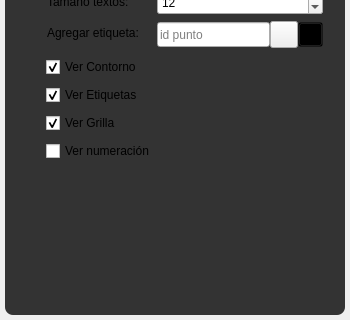
Old version of the form app/ui/widget_result_menu_animation.ui in the repository edwinar13/MPM-UN; both pictures show x 0 to 350 and y 621 to 941 of the 350 by 941 pixel window.
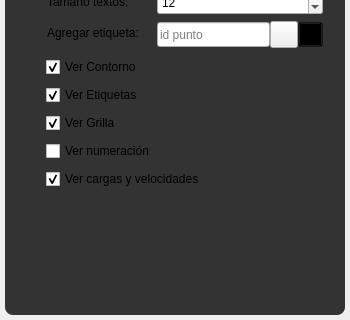
New version of the form. Icons and pictures are not drawn.

Commit message: feat(resultados): flechas de cargas y velocidades iniciales en la animación, con casilla para ocultarlas

What changed in the file:
```diff
--- a/app/ui/widget_result_menu_animation.ui
+++ b/app/ui/widget_result_menu_animation.ui
@@ -2207,6 +2207,22 @@
                          </property>
                         </widget>
                        </item>
+                       <item>
+                        <widget class="QCheckBox" name="checkBox_ResultAnimationLoads">
+                         <property name="toolTip">
+                          <string>Flechas de las fuerzas (rojo) y velocidades iniciales (azul) asignadas a los puntos materiales</string>
+                         </property>
+                         <property name="text">
+                          <string>Ver cargas y velocidades</string>
+                         </property>
+                         <property name="checked">
+                          <bool>true</bool>
+                         </property>
+                         <property name="QCheckBoxStyle" stdset="0">
+                          <number>1</number>
+                         </property>
+                        </widget>
+                       </item>
                       </layout>
                      </item>
                     </layout>
```
The commit also changes 7 other files.
